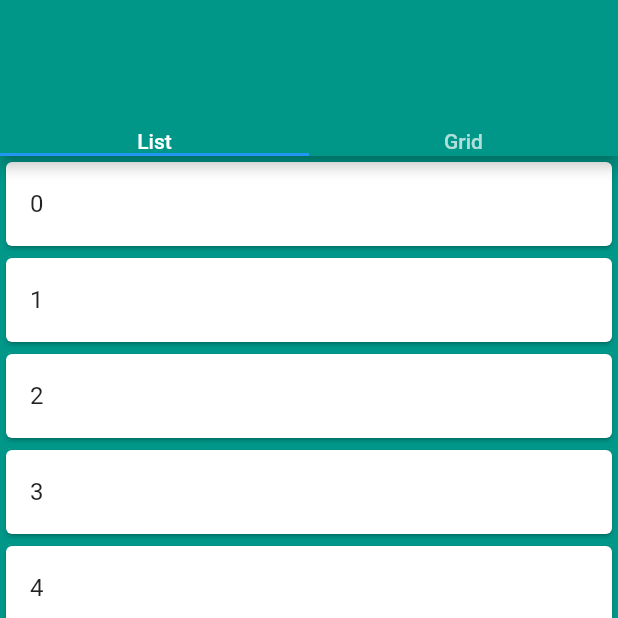
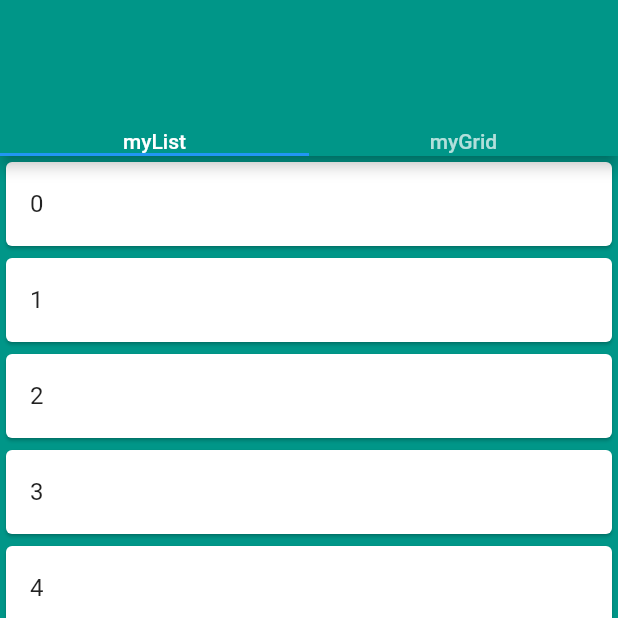
Before and after one commit to Edivri/dynamic_listsGrids, a Flutter app: the screen it shows after launch, on a phone screen of 412 x 824 dp, the top half of it. Run offline on Flutter 3.47's test engine with Material 2 defaults, Android fonts, the phone set to English and light mode, and no system bars.

Commit message:
Update main.dart

```diff
--- a/lib/main.dart
+++ b/lib/main.dart
@@ -22,7 +22,7 @@ class _MyAppState extends State<MyApp> {
             backgroundColor: Colors.teal,
             appBar: AppBar(
               backgroundColor: Colors.teal,
-              bottom: TabBar(tabs: [Text('List'), Text('Grid')]),
+              bottom: TabBar(tabs: [Text('myList'), Text('myGrid')]),
             ),
             body:
                 TabBarView(children: [_contentListView(), _contentGridView()]),
```
